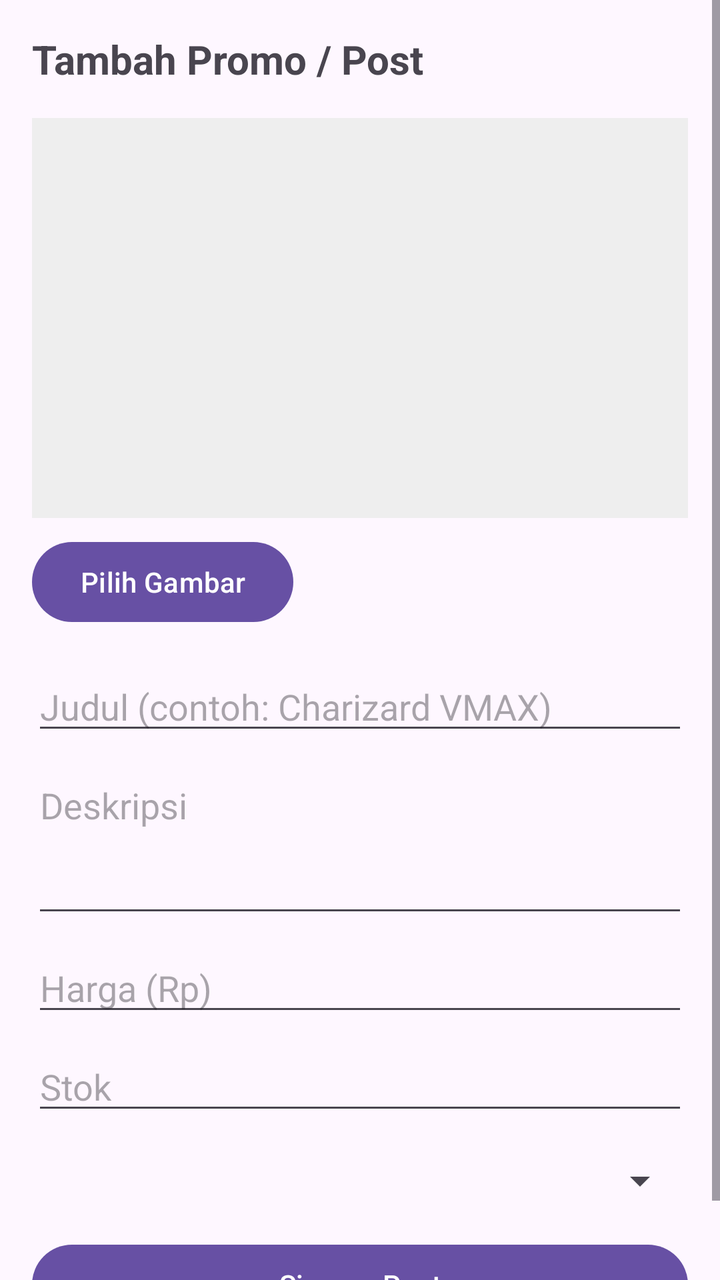
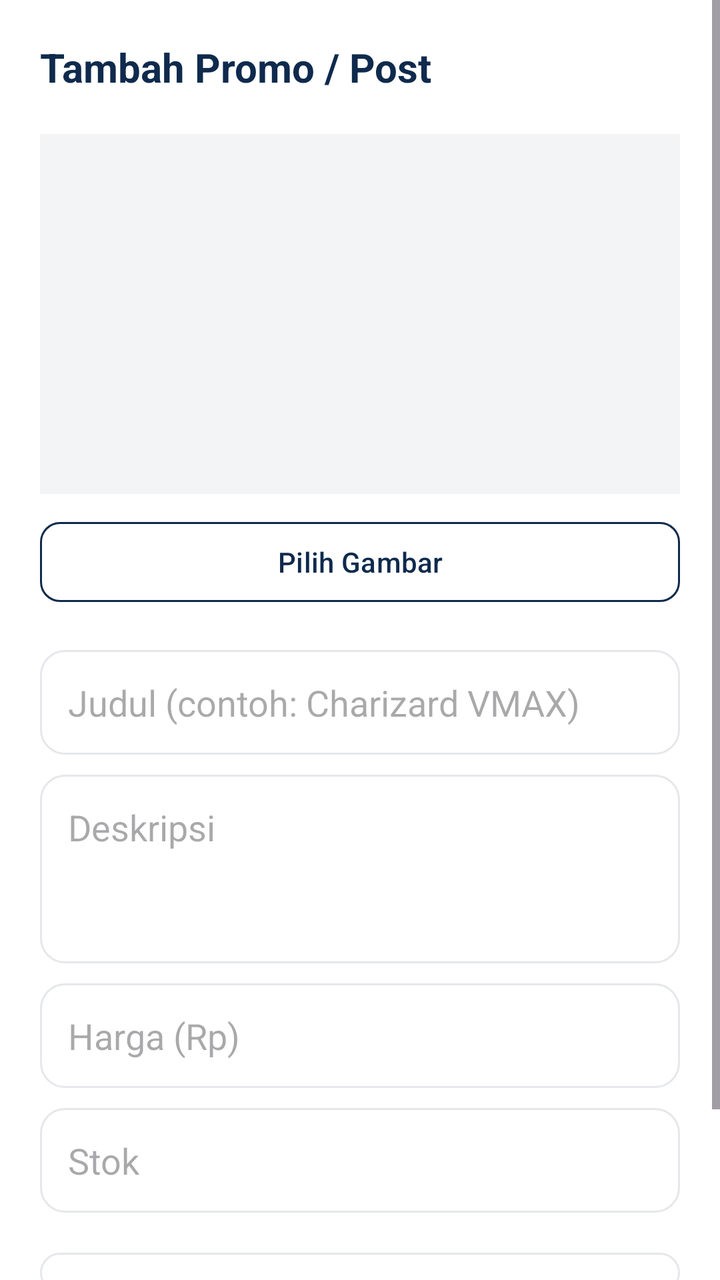

Before-and-after screenshots of an Android layout around one commit, followed by the original layout XML and the change that was made.
<!-- AndroidManifest.xml: application theme Theme.Proyek_MDP -->
<!-- res/layout/fragment_upload_post.xml -->
<?xml version="1.0" encoding="utf-8"?>
<ScrollView xmlns:android="http://schemas.android.com/apk/res/android"
    android:layout_width="match_parent"
    android:layout_height="match_parent">

    <LinearLayout
        android:layout_width="match_parent"
        android:layout_height="wrap_content"
        android:orientation="vertical"
        android:padding="16dp">

        <TextView
            android:layout_width="wrap_content"
            android:layout_height="wrap_content"
            android:text="Tambah Promo / Post"
            android:textSize="20sp"
            android:textStyle="bold"
            android:layout_marginBottom="16dp"/>

        <ImageView
            android:id="@+id/ivPreview"
            android:layout_width="match_parent"
            android:layout_height="200dp"
            android:scaleType="centerCrop"
            android:background="#EEEEEE"
            android:contentDescription="Preview gambar"
            android:layout_marginBottom="8dp"/>

        <Button
            android:id="@+id/btnPickImage"
            android:layout_width="wrap_content"
            android:layout_height="wrap_content"
            android:text="Pilih Gambar"
            android:layout_marginBottom="16dp"/>

        <EditText
            android:id="@+id/etTitle"
            android:layout_width="match_parent"
            android:layout_height="wrap_content"
            android:hint="Judul (contoh: Charizard VMAX)"
            android:layout_marginBottom="8dp"/>

        <EditText
            android:id="@+id/etDescription"
            android:layout_width="match_parent"
            android:layout_height="wrap_content"
            android:hint="Deskripsi"
            android:minLines="3"
            android:gravity="top"
            android:layout_marginBottom="8dp"/>

        <EditText
            android:id="@+id/etPrice"
            android:layout_width="match_parent"
            android:layout_height="wrap_content"
            android:hint="Harga (Rp)"
            android:inputType="numberDecimal"
            android:layout_marginBottom="8dp"/>

        <EditText
            android:id="@+id/etStock"
            android:layout_width="match_parent"
            android:layout_height="wrap_content"
            android:hint="Stok"
            android:inputType="number"
            android:layout_marginBottom="16dp"/>

        <Spinner
            android:id="@+id/spinnerCategory"
            android:layout_width="match_parent"
            android:layout_height="wrap_content"
            android:layout_marginBottom="16dp"/>

        <Button
            android:id="@+id/btnSave"
            android:layout_width="match_parent"
            android:layout_height="wrap_content"
            android:text="Simpan Post"/>

    </LinearLayout>
</ScrollView>
<!-- resources referenced by this layout -->
<resources>
  <style name="Theme.Proyek_MDP" parent="Base.Theme.Proyek_MDP" />
  <style name="Base.Theme.Proyek_MDP" parent="Theme.Material3.DayNight.NoActionBar">
          
          
      </style>
</resources>

<!-- the commit's change to res/layout/fragment_upload_post.xml (unified diff, before → after) -->
@@ -1,81 +1,104 @@
 <?xml version="1.0" encoding="utf-8"?>
 <ScrollView xmlns:android="http://schemas.android.com/apk/res/android"
+    xmlns:app="http://schemas.android.com/apk/res-auto"
     android:layout_width="match_parent"
-    android:layout_height="match_parent">
+    android:layout_height="match_parent"
+    android:background="#FFFFFF">
 
     <LinearLayout
         android:layout_width="match_parent"
         android:layout_height="wrap_content"
         android:orientation="vertical"
-        android:padding="16dp">
+        android:padding="20dp">
 
         <TextView
             android:layout_width="wrap_content"
             android:layout_height="wrap_content"
+            android:layout_marginBottom="20dp"
             android:text="Tambah Promo / Post"
+            android:textColor="#0F2A4D"
             android:textSize="20sp"
-            android:textStyle="bold"
-            android:layout_marginBottom="16dp"/>
+            android:textStyle="bold"/>
 
         <ImageView
             android:id="@+id/ivPreview"
             android:layout_width="match_parent"
-            android:layout_height="200dp"
-            android:scaleType="centerCrop"
-            android:background="#EEEEEE"
+            android:layout_height="180dp"
+            android:layout_marginBottom="10dp"
+            android:background="#F3F4F6"
             android:contentDescription="Preview gambar"
-            android:layout_marginBottom="8dp"/>
+            android:scaleType="centerCrop"/>
 
         <Button
             android:id="@+id/btnPickImage"
-            android:layout_width="wrap_content"
-            android:layout_height="wrap_content"
+            android:layout_width="match_parent"
+            android:layout_height="48dp"
+            android:layout_marginBottom="20dp"
+            android:backgroundTint="@android:color/white"
             android:text="Pilih Gambar"
-            android:layout_marginBottom="16dp"/>
+            android:textAllCaps="false"
+            android:textColor="#0F2A4D"
+            app:cornerRadius="10dp"
+            app:strokeColor="#0F2A4D"
+            app:strokeWidth="1dp"/>
 
         <EditText
             android:id="@+id/etTitle"
             android:layout_width="match_parent"
             android:layout_height="wrap_content"
+            android:layout_marginBottom="10dp"
+            android:background="@drawable/bg_card_border"
             android:hint="Judul (contoh: Charizard VMAX)"
-            android:layout_marginBottom="8dp"/>
+            android:padding="14dp"/>
 
         <EditText
             android:id="@+id/etDescription"
             android:layout_width="match_parent"
             android:layout_height="wrap_content"
+            android:layout_marginBottom="10dp"
+            android:background="@drawable/bg_card_border"
+            android:gravity="top"
             android:hint="Deskripsi"
             android:minLines="3"
-            android:gravity="top"
-            android:layout_marginBottom="8dp"/>
+            android:padding="14dp"/>
 
         <EditText
             android:id="@+id/etPrice"
             android:layout_width="match_parent"
             android:layout_height="wrap_content"
+            android:layout_marginBottom="10dp"
+            android:background="@drawable/bg_card_border"
             android:hint="Harga (Rp)"
             android:inputType="numberDecimal"
-            android:layout_marginBottom="8dp"/>
+            android:padding="14dp"/>
 
         <EditText
             android:id="@+id/etStock"
             android:layout_width="match_parent"
             android:layout_height="wrap_content"
+            android:layout_marginBottom="20dp"
+            android:background="@drawable/bg_card_border"
             android:hint="Stok"
             android:inputType="number"
-            android:layout_marginBottom="16dp"/>
+            android:padding="14dp"/>
 
         <Spinner
             android:id="@+id/spinnerCategory"
             android:layout_width="match_parent"
             android:layout_height="wrap_content"
-            android:layout_marginBottom="16dp"/>
+            android:layout_marginBottom="20dp"
+            android:background="@drawable/bg_card_border"
+            android:padding="10dp"/>
 
         <Button
             android:id="@+id/btnSave"
             android:layout_width="match_parent"
-            android:layout_height="wrap_content"
-            android:text="Simpan Post"/>
+            android:layout_height="52dp"
+            android:backgroundTint="#0F2A4D"
+            android:text="Simpan Post"
+            android:textAllCaps="false"
+            android:textColor="@android:color/white"
+            app:cornerRadius="12dp"/>
 
     </LinearLayout>
 </ScrollView>
<!-- resource entries referenced after the edit -->
@@ -1,5 +1,12 @@
 <!-- resources referenced by this layout -->
 <resources>
+  <!-- drawable bg_card_border (drawable) -->
+  <?xml version="1.0" encoding="utf-8"?>
+  <shape xmlns:android="http://schemas.android.com/apk/res/android">
+      <solid android:color="#FFFFFF" />
+      <corners android:radius="12dp" />
+      <stroke android:width="1dp" android:color="#E5E7EB" />
+  </shape>
   <style name="Theme.Proyek_MDP" parent="Base.Theme.Proyek_MDP" />
   <style name="Base.Theme.Proyek_MDP" parent="Theme.Material3.DayNight.NoActionBar">
           
